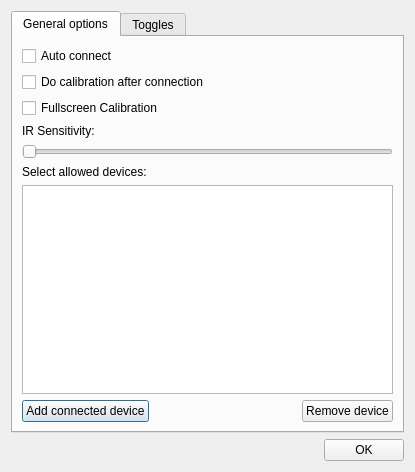
Old version of the form stuff/configuration.ui in the repository pnegre/python-whiteboard.
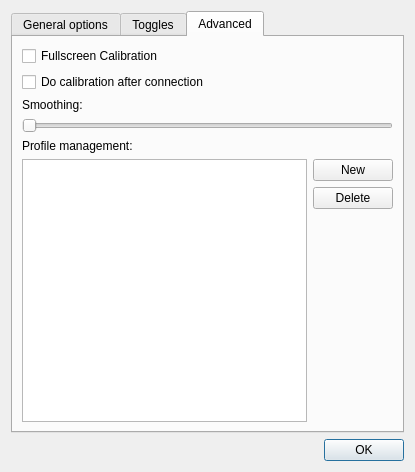
New version of the form.

Commit message: Added avanced options in configurtion. Smoothing is configurable

What changed in the file:
```diff
--- a/stuff/configuration.ui
+++ b/stuff/configuration.ui
@@ -29,51 +29,84 @@
    <bool>true</bool>
   </property>
   <layout class="QGridLayout" name="gridLayout_3">
+   <item row="1" column="0">
+    <spacer name="horizontalSpacer_2">
+     <property name="orientation">
+      <enum>Qt::Horizontal</enum>
+     </property>
+     <property name="sizeHint" stdset="0">
+      <size>
+       <width>287</width>
+       <height>20</height>
+      </size>
+     </property>
+    </spacer>
+   </item>
+   <item row="1" column="1">
+    <widget class="QPushButton" name="button_OK">
+     <property name="text">
+      <string>OK</string>
+     </property>
+    </widget>
+   </item>
    <item row="0" column="0" colspan="2">
     <widget class="QTabWidget" name="tabWidget">
      <property name="enabled">
       <bool>true</bool>
      </property>
      <property name="currentIndex">
-      <number>0</number>
+      <number>2</number>
      </property>
      <widget class="QWidget" name="tab">
       <attribute name="title">
        <string>General options</string>
       </attribute>
       <layout class="QGridLayout" name="gridLayout_2">
-       <item row="0" column="0" colspan="3">
+       <item row="0" column="0">
+        <layout class="QVBoxLayout" name="verticalLayout_7">
+         <item>
         <widget class="QCheckBox" name="check_autoconnect">
          <property name="text">
           <string>Auto connect</string>
          </property>
         </widget>
        </item>
-       <item row="2" column="0" colspan="3">
-        <widget class="QCheckBox" name="check_fullscreen">
+         <item>
+          <widget class="QLabel" name="label_2">
          <property name="text">
-          <string>Fullscreen Calibration</string>
+            <string>IR Sensitivity:</string>
          </property>
         </widget>
        </item>
-       <item row="5" column="0" colspan="3">
+         <item>
+          <widget class="QSlider" name="slider_ir">
+           <property name="orientation">
+            <enum>Qt::Horizontal</enum>
+           </property>
+          </widget>
+         </item>
+         <item>
         <widget class="QLabel" name="label">
          <property name="text">
           <string>Select allowed devices:</string>
          </property>
         </widget>
        </item>
-       <item row="6" column="0" colspan="3">
+         <item>
         <widget class="QListWidget" name="macListWidget"/>
        </item>
-       <item row="7" column="0">
+        </layout>
+       </item>
+       <item row="1" column="0">
+        <layout class="QHBoxLayout" name="horizontalLayout_3">
+         <item>
         <widget class="QPushButton" name="button_addDev">
          <property name="text">
           <string>Add connected device</string>
          </property>
         </widget>
        </item>
-       <item row="7" column="1">
+         <item>
         <spacer name="horizontalSpacer_3">
          <property name="orientation">
           <enum>Qt::Horizontal</enum>
@@ -86,33 +119,14 @@
          </property>
         </spacer>
        </item>
-       <item row="7" column="2">
+         <item>
         <widget class="QPushButton" name="button_remDev">
          <property name="text">
           <string>Remove device</string>
          </property>
         </widget>
        </item>
-       <item row="1" column="0" colspan="3">
-        <widget class="QCheckBox" name="check_autocalibration">
-         <property name="text">
-          <string>Do calibration after connection</string>
-         </property>
-        </widget>
-       </item>
-       <item row="4" column="0" colspan="3">
-        <widget class="QSlider" name="slider_ir">
-         <property name="orientation">
-          <enum>Qt::Horizontal</enum>
-         </property>
-        </widget>
-       </item>
-       <item row="3" column="0" colspan="3">
-        <widget class="QLabel" name="label_2">
-         <property name="text">
-          <string>IR Sensitivity:</string>
-         </property>
-        </widget>
+        </layout>
        </item>
       </layout>
      </widget>
@@ -266,26 +280,98 @@
        </item>
       </layout>
      </widget>
-    </widget>
+     <widget class="QWidget" name="tab_3">
+      <attribute name="title">
+       <string>Advanced</string>
+      </attribute>
+      <layout class="QGridLayout" name="gridLayout_4">
+       <item row="0" column="0">
+        <layout class="QVBoxLayout" name="verticalLayout_3">
+         <item>
+          <widget class="QCheckBox" name="check_fullscreen">
+           <property name="text">
+            <string>Fullscreen Calibration</string>
+           </property>
+          </widget>
+         </item>
+         <item>
+          <widget class="QCheckBox" name="check_autocalibration">
+           <property name="text">
+            <string>Do calibration after connection</string>
+           </property>
+          </widget>
+         </item>
+        </layout>
    </item>
    <item row="1" column="0">
-    <spacer name="horizontalSpacer_2">
+        <layout class="QVBoxLayout" name="verticalLayout_4">
+         <item>
+          <widget class="QLabel" name="label_7">
+           <property name="text">
+            <string>Smoothing:</string>
+           </property>
+          </widget>
+         </item>
+         <item>
+          <widget class="QSlider" name="slider_smoothing">
      <property name="orientation">
       <enum>Qt::Horizontal</enum>
      </property>
+          </widget>
+         </item>
+        </layout>
+       </item>
+       <item row="2" column="0">
+        <layout class="QVBoxLayout" name="verticalLayout_6">
+         <item>
+          <widget class="QLabel" name="label_8">
+           <property name="text">
+            <string>Profile management:</string>
+           </property>
+          </widget>
+         </item>
+         <item>
+          <layout class="QHBoxLayout" name="horizontalLayout_2">
+           <item>
+            <widget class="QListWidget" name="list_profiles"/>
+           </item>
+           <item>
+            <layout class="QVBoxLayout" name="verticalLayout_5">
+             <item>
+              <widget class="QPushButton" name="pushButton">
+               <property name="text">
+                <string>New</string>
+               </property>
+              </widget>
+             </item>
+             <item>
+              <widget class="QPushButton" name="pushButton_2">
+               <property name="text">
+                <string>Delete</string>
+               </property>
+              </widget>
+             </item>
+             <item>
+              <spacer name="verticalSpacer">
+               <property name="orientation">
+                <enum>Qt::Vertical</enum>
+               </property>
      <property name="sizeHint" stdset="0">
       <size>
-       <width>287</width>
-       <height>20</height>
+                 <width>20</width>
+                 <height>40</height>
       </size>
      </property>
     </spacer>
    </item>
-   <item row="1" column="1">
-    <widget class="QPushButton" name="button_OK">
-     <property name="text">
-      <string>OK</string>
-     </property>
+            </layout>
+           </item>
+          </layout>
+         </item>
+        </layout>
+       </item>
+      </layout>
+     </widget>
     </widget>
    </item>
   </layout>
```
Left out of the diff: 1 changed line with no effect on the pictures. Lines whose indentation alone changed are shown as unchanged. The commit also changes 2 other files.
